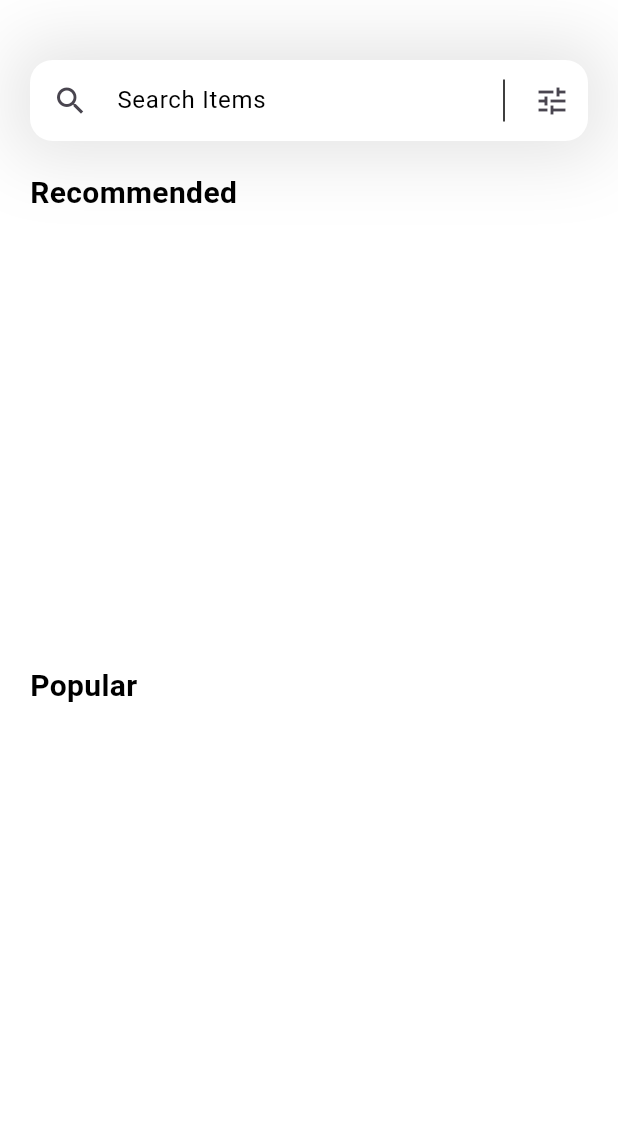
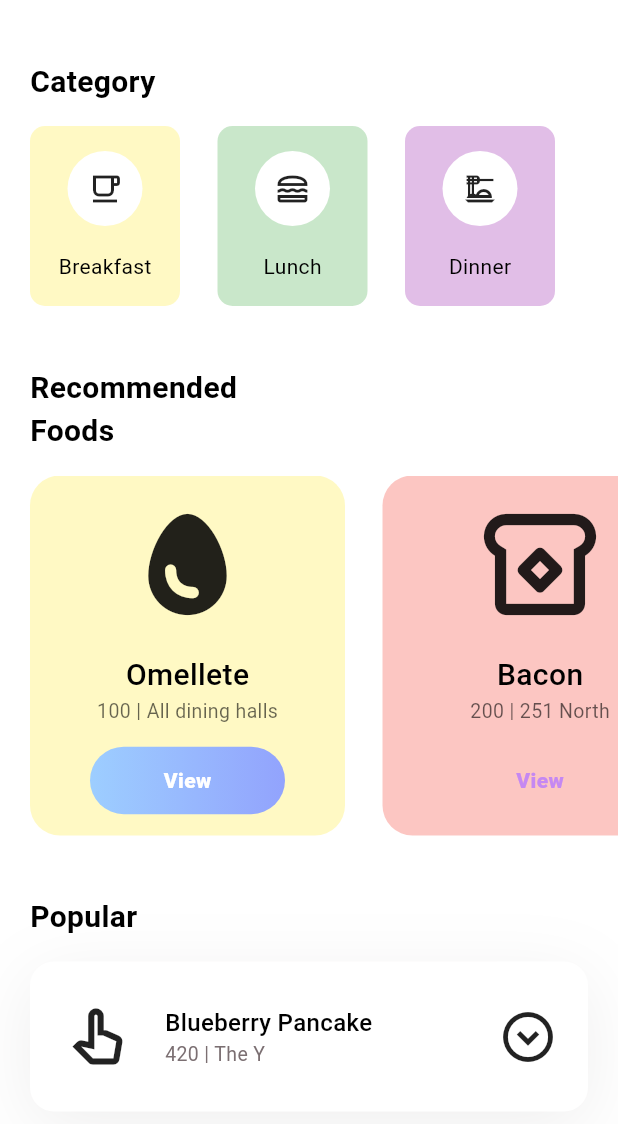
Before and after one commit to ChrisC920/umd_dining, a Flutter app: the HomePage screen opened directly, on a phone screen of 412 x 824 dp, the part 84-1208 px from its top. Run offline on Flutter 3.47's test engine with Material 3 defaults, Android fonts, the phone set to English and light mode, and no system bars; our stand-ins replace supabase_flutter; missing offline and left inert: dining; accounts and stored records are empty.

```diff
--- a/lib/pages/home.dart
+++ b/lib/pages/home.dart
@@ -1,21 +1,27 @@
-// ignore_for_file: sort_child_properties_last, prefer_const_constructors, camel_case_types
-
+// ignore_for_file: sort_child_properties_last, prefer_const_constructors
+import 'dart:async';
+import 'package:dining/utils/constants.dart';
 import 'package:flutter/material.dart';
-import 'package:UMD_Dining/main.dart';
-import 'package:UMD_Dining/models/category_model.dart';
-import 'package:UMD_Dining/models/recommendation_model.dart';
-import 'package:UMD_Dining/models/popular_model.dart';
+import '../models/category_model.dart';
+import '../models/popular_model.dart';
+import '../models/recommendation_model.dart';
 import 'package:supabase_flutter/supabase_flutter.dart';
 
 class HomePage extends StatefulWidget {
-  const HomePage({super.key});
+  HomePage({super.key});
+
+  static Route<void> route() {
+    return MaterialPageRoute(
+      builder: (context) => HomePage(),
+    );
+  }
 
   @override
   State<HomePage> createState() => _HomePageState();
 }
 
 class _HomePageState extends State<HomePage> {
-  final _data = Supabase.instance.client.from('food').select();
+  final _data = supabase.from('food').select();
 
   List<CategoryModel> categories = [];
 
@@ -35,70 +41,344 @@ class _HomePageState extends State<HomePage> {
     return Scaffold(
       appBar: appBar(),
       backgroundColor: Colors.white,
+      // body: FutureBuilder<List<Map<String, dynamic>>>(
+      //   future: _data,
+      //   builder: (context, snapshot) {
+      //     if (!snapshot.hasData) {
+      //       return const Center(child: CircularProgressIndicator());
+      //     }
+      //     final foods = snapshot.data!;
+      //     return ListView.builder(
+      //       itemCount: foods.length,
+      //       itemBuilder: ((context, index) {
+      //         final food = foods[index];
+      //         return ListTile(
+      //           title: Text(food['name']),
+      //         );
+      //       }),
+      //     );
       body: ListView(
         children: [
           _searchField(),
-          const SizedBox(height: 20),
-          _recommendedFoodWidget(data: _data),
           const SizedBox(height: 40),
-          _popularFoodsWidget(data: _data),
+          _categoriesSection(),
+          const SizedBox(height: 40),
+          _recommendedFoods(),
+          const SizedBox(height: 40),
+          _popularItems(),
           const SizedBox(height: 40),
         ],
       ),
+      //   },
+      // ),
+    );
+
+  }
+
+  Column _popularItems() {
+    return Column(
+      crossAxisAlignment: CrossAxisAlignment.start,
+      children: [
+        const Padding(
+          padding: EdgeInsets.only(left: 20),
+          child: Text(
+            'Popular',
+            style: TextStyle(
+              color: Colors.black,
+              fontSize: 20,
+              fontWeight: FontWeight.w600,
+            ),
+          ),
+        ),
+        const SizedBox(height: 15),
+        ListView.separated(
+          padding: const EdgeInsets.only(left: 20, right: 20),
+          itemCount: popular.length,
+          shrinkWrap: true,
+          separatorBuilder: (context, index) => const SizedBox(height: 25),
+          itemBuilder: (context, index) {
+            return Container(
+              height: 100,
+              decoration: BoxDecoration(
+                color: popular[index].boxIsSelected
+                    ? Colors.white
+                    : Colors.transparent,
+                borderRadius: BorderRadius.circular(16),
+                boxShadow: popular[index].boxIsSelected
+                    ? [
+                        BoxShadow(
+                          color: const Color(0xff1D1617).withOpacity(0.07),
+                          offset: const Offset(0, 10),
+                          blurRadius: 40,
+                          spreadRadius: 0,
+                        ),
+                      ]
+                    : [],
+              ),
+              child: Row(
+                mainAxisAlignment: MainAxisAlignment.spaceBetween,
+                children: [
+                  Row(
+                    mainAxisAlignment: MainAxisAlignment.start,
+                    children: [
+                      Padding(
+                        padding: const EdgeInsets.only(left: 20, right: 20),
+                        child: Icon(
+                          popular[index].icon,
+                          size: 50,
+                        ),
+                      ),
+                      Column(
+                        mainAxisAlignment: MainAxisAlignment.center,
+                        crossAxisAlignment: CrossAxisAlignment.start,
+                        children: [
+                          Text(
+                            popular[index].name,
+                            style: const TextStyle(
+                              fontWeight: FontWeight.w500,
+                              color: Colors.black,
+                              fontSize: 16,
+                            ),
+                          ),
+                          Text(
+                            "${popular[index].calories} | ${popular[index].location}",
+                            style: const TextStyle(
+                              color: Color(0xff7B6F72),
+                              fontSize: 13,
+                              fontWeight: FontWeight.w400,
+                            ),
+                          ),
+                        ],
+                      ),
+                    ],
+                  ),
+                  GestureDetector(
+                    child: const Padding(
+                      padding: EdgeInsets.only(right: 20),
+                      child: Icon(Icons.expand_circle_down_outlined, size: 40),
+                    ),
+                    onTap: () {},
+                  ),
+                ],
+              ),
+            );
+          },
+        ),
+      ],
+    );
+  }
+
+  Column _recommendedFoods() {
+    return Column(
+      crossAxisAlignment: CrossAxisAlignment.start,
+      children: [
+        const Padding(
+          padding: EdgeInsets.only(left: 20),
+          child: Text(
+            'Recommended\nFoods',
+            style: TextStyle(
+              color: Colors.black,
+              fontSize: 20,
+              fontWeight: FontWeight.w600,
+            ),
+          ),
+        ),
+        const SizedBox(height: 15),
+        SizedBox(
+          height: 240,
+          child: ListView.separated(
+            itemBuilder: (context, index) {
+              return Container(
+                width: 210,
+                decoration: BoxDecoration(
+                  color: recommendations[index].boxColor.withOpacity(0.3),
+                  borderRadius: BorderRadius.circular(20),
+                ),
+                child: Column(
+                  mainAxisAlignment: MainAxisAlignment.spaceEvenly,
+                  children: [
+                    Icon(
+                      recommendations[index].icon,
+                      size: 90,
+                    ),
+                    Column(
+                      children: [
+                        Text(
+                          recommendations[index].name,
+                          style: const TextStyle(
+                            fontWeight: FontWeight.w500,
+                            color: Colors.black,
+                            fontSize: 20,
+                          ),
+                        ),
+                        Text(
+                          '${recommendations[index].calories} | ${recommendations[index].location}',
+                          style: TextStyle(
+                            color: Colors.black.withOpacity(0.6),
+                            fontSize: 13,
+                            fontWeight: FontWeight.w400,
+                          ),
+                        ),
+                      ],
+                    ),
+                    Container(
+                      height: 45,
+                      width: 130,
+                      child: Center(
+                        child: Text(
+                          'View',
+                          style: TextStyle(
+                            color: recommendations[index].viewIsSelected
+                                ? Colors.white
+                                : const Color(0xffC588F2),
+                            fontWeight: FontWeight.w800,
+                            fontSize: 14,
+                          ),
+                        ),
+                      ),
+                      decoration: BoxDecoration(
+                        gradient: LinearGradient(
+                          colors: [
+                            recommendations[index].viewIsSelected
+                                ? const Color(0xff9DCEFF)
+                                : Colors.transparent,
+                            recommendations[index].viewIsSelected
+                                ? const Color(0xff92A3FD)
+                                : Colors.transparent,
+                          ],
+                        ),
+                        borderRadius: BorderRadius.circular(50),
+                      ),
+                    ),
+                  ],
+                ),
+              );
+            },
+            separatorBuilder: (context, index) => const SizedBox(width: 25),
+            itemCount: recommendations.length,
+            scrollDirection: Axis.horizontal,
+            padding: const EdgeInsets.only(left: 20, right: 20),
+          ),
+        ),
+      ],
+    );
+  }
+
+  Column _categoriesSection() {
+    return Column(
+      crossAxisAlignment: CrossAxisAlignment.start,
+      children: [
+        const Padding(
+          padding: EdgeInsets.only(left: 20),
+          child: Text(
+            'Category',
+            style: TextStyle(
+              color: Colors.black,
+              fontSize: 20,
+              fontWeight: FontWeight.w600,
+            ),
+          ),
+        ),
+        const SizedBox(
+          height: 15,
+        ),
+        Container(
+          height: 120,
+          padding: const EdgeInsets.only(
+            left: 20,
+            right: 20,
+          ),
+          child: ListView.separated(
+            separatorBuilder: (context, index) => const SizedBox(
+              width: 25,
+            ),
+            scrollDirection: Axis.horizontal,
+            itemCount: categories.length,
+            itemBuilder: (context, index) {
+              return Container(
+                width: 100,
+                decoration: BoxDecoration(
+                  color: categories[index].boxColor.withOpacity(0.3),
+                  borderRadius: BorderRadius.circular(10),
+                ),
+                child: Column(
+                  mainAxisAlignment: MainAxisAlignment.spaceEvenly,
+                  children: [
+                    Container(
+                      width: 50,
+                      height: 50,
+                      decoration: const BoxDecoration(
+                        color: Colors.white,
+                        shape: BoxShape.circle,
+                      ),
+                      child: Icon(categories[index].icon),
+                    ),
+                    Text(
+                      categories[index].name,
+                      style: const TextStyle(
+                        fontWeight: FontWeight.w400,
+                        color: Colors.black,
+                        fontSize: 14,
+                      ),
+                    ),
+                  ],
+                ),
+              );
+            },
+          ),
+        ),
+      ],
     );
   }
 
   Container _searchField() {
     return Container(
-      margin: const EdgeInsets.only(top: 40, left: 20, right: 20),
-      decoration: BoxDecoration(
-        boxShadow: [
-          BoxShadow(
-            color: Colors.black.withOpacity(0.11),
-            blurRadius: 40,
-            spreadRadius: 10,
-          ),
-        ],
-      ),
-      child: TextField(
-        decoration: InputDecoration(
-          filled: true,
-          fillColor: Colors.white,
-          contentPadding: const EdgeInsets.all(12),
-          prefixIcon: const Padding(
-            padding: EdgeInsets.all(15),
-            child: Icon(Icons.search),
-          ),
-          hintText: 'Search Items',
-          hintStyle: const TextStyle(
-            color: Colors.black,
-          ),
-          suffixIcon: SizedBox(
-            width: 100,
-            child: const IntrinsicHeight(
-              child: Row(
-                mainAxisAlignment: MainAxisAlignment.end,
-                children: [
-                  VerticalDivider(
-                    color: Colors.black,
-                    thickness: 1,
-                    indent: 10,
-                    endIndent: 10,
-                  ),
-                  Padding(
-                    padding: EdgeInsets.all(12),
-                    child: Icon(Icons.tune),
-                  ),
-                ],
-              ),
-            ),
-          ),
-          border: OutlineInputBorder(
-            borderRadius: BorderRadius.circular(15),
-            borderSide: BorderSide.none,
-          ),
-        ),
-      ),
+      // child: Padding(
+      //   padding: const EdgeInsets.all(8.0),
+      //   child: SearchAnchor(
+      //     builder: (BuildContext context, SearchController controller) {
+      //       return SearchBar(
+      //         controller: controller,
+      //         padding: const MaterialStatePropertyAll<EdgeInsets>(
+      //             EdgeInsets.symmetric(horizontal: 16.0)),
+      //         onTap: () {
+      //           controller.openView();
+      //         },
+      //         onChanged: (_) {
+      //           controller.openView();
+      //         },
+      //         leading: const Icon(Icons.search),
+      //         trailing: <Widget>[
+      //           Tooltip(
+      //               message: 'Filter',
+      //               child: IconButton(
+      //                 onPressed: () {
+      //                   setState(() {});
+      //                 },
+      //                 icon: Icon(Icons.menu),
+      //               ))
+      //         ],
+      //       );
+      //     },
+      //     suggestionsBuilder:
+      //         (BuildContext context, SearchController controller) {
+      //       final keyword = controller.value.text;
+      //       final data =
+      //       return List.generate(5, (index) => 'Item $index')
+      //           .where((element) =>
+      //               element.toLowerCase().startsWith(keyword.toLowerCase()))
+      //           .map((item) => ListTile(
+      //                 title: Text(item),
+      //                 onTap: () {
+      //                   setState(() {
+      //                     controller.closeView(item);
+      //                     FocusScope.of(context).unfocus();
+      //                   });
+      //                 },
+      //               ));
+      //     },
+      //   ),
+      // ),
     );
   }
 
@@ -153,225 +433,3 @@ class _HomePageState extends State<HomePage> {
     );
   }
 }
-
-class _popularFoodsWidget extends StatelessWidget {
-  const _popularFoodsWidget({
-    super.key,
-    required PostgrestFilterBuilder<PostgrestList> data,
-  }) : _data = data;
-
-  final PostgrestFilterBuilder<PostgrestList> _data;
-
-  @override
-  Widget build(BuildContext context) {
-    return FutureBuilder(
-      future: _data,
-      builder: (context, snapshot) {
-        if (!snapshot.hasData) {
-          return const Center(child: CircularProgressIndicator.adaptive());
-        }
-        final foods = snapshot.data!;
-        return Column(
-          crossAxisAlignment: CrossAxisAlignment.start,
-          children: [
-            const Padding(
-              padding: EdgeInsets.only(left: 20),
-              child: Text(
-                'Popular',
-                style: TextStyle(
-                  color: Colors.black,
-                  fontSize: 20,
-                  fontWeight: FontWeight.w600,
-                ),
-              ),
-            ),
-            const SizedBox(height: 15),
-            ListView.separated(
-              padding: const EdgeInsets.only(left: 20, right: 20),
-              itemCount: foods.length,
-              shrinkWrap: true,
-              separatorBuilder: (context, index) => const SizedBox(height: 25),
-              itemBuilder: (context, index) {
-                final food = foods[index];
-                return Container(
-                  height: 100,
-                  decoration: BoxDecoration(
-                      color: Colors.white,
-                      borderRadius: BorderRadius.circular(16),
-                      boxShadow: [
-                        BoxShadow(
-                          color: const Color(0xff1D1617).withOpacity(0.07),
-                          offset: const Offset(0, 10),
-                          blurRadius: 40,
-                          spreadRadius: 0,
-                        ),
-                      ]),
-                  child: Row(
-                    mainAxisAlignment: MainAxisAlignment.spaceBetween,
-                    children: [
-                      Row(
-                        mainAxisAlignment: MainAxisAlignment.start,
-                        children: [
-                          Padding(
-                            padding: const EdgeInsets.only(left: 20, right: 20),
-                            child: Icon(
-                              Icons.egg,
-                              size: 50,
-                            ),
-                          ),
-                          Column(
-                            mainAxisAlignment: MainAxisAlignment.center,
-                            crossAxisAlignment: CrossAxisAlignment.start,
-                            children: [
-                              Text(
-                                food['name'],
-                                style: const TextStyle(
-                                  fontWeight: FontWeight.w500,
-                                  color: Colors.black,
-                                  fontSize: 16,
-                                ),
-                              ),
-                              Text(
-                                "${food['name']} | ${food['calories_per_serving']} calories",
-                                style: const TextStyle(
-                                  color: Color(0xff7B6F72),
-                                  fontSize: 13,
-                                  fontWeight: FontWeight.w400,
-                                ),
-                              ),
-                            ],
-                          ),
-                        ],
-                      ),
-                      GestureDetector(
-                        child: const Padding(
-                          padding: EdgeInsets.only(right: 20),
-                          child:
-                              Icon(Icons.expand_circle_down_outlined, size: 40),
-                        ),
-                        onTap: () {},
-                      ),
-                    ],
-                  ),
-                );
-              },
-            ),
-          ],
-        );
-      },
-    );
-  }
-}
-
-class _recommendedFoodWidget extends StatelessWidget {
-  const _recommendedFoodWidget({
-    super.key,
-    required PostgrestFilterBuilder<PostgrestList> data,
-  }) : _data = data;
-
-  final PostgrestFilterBuilder<PostgrestList> _data;
-
-  @override
-  Widget build(BuildContext context) {
-    return FutureBuilder<List<Map<String, dynamic>>>(
-      future: _data,
-      builder: (context, snapshot) {
-        if (!snapshot.hasData) {
-          return const Center(child: CircularProgressIndicator.adaptive());
-        }
-        final foods = snapshot.data!;
-
-        return Column(
-          crossAxisAlignment: CrossAxisAlignment.start,
-          children: [
-            Padding(
-              padding: const EdgeInsets.only(bottom: 10, left: 20),
-              child: Text(
-                'Recommended',
-                textAlign: TextAlign.start,
-                style: TextStyle(
-                  color: Colors.black,
-                  fontSize: 20,
-                  fontWeight: FontWeight.w600,
-                ),
-              ),
-            ),
-            SizedBox(
-              height: 250,
-              child: ListView.separated(
-                separatorBuilder: (context, index) => const SizedBox(width: 25),
-                scrollDirection: Axis.horizontal,
-                padding: const EdgeInsets.only(left: 20, right: 20),
-                itemCount: foods.length,
-                itemBuilder: ((context, index) {
-                  final food = foods[index];
-                  return Container(
-                    width: 210,
-                    decoration: BoxDecoration(
-                      color: Colors.green[300],
-                      borderRadius: BorderRadius.circular(20),
-                    ),
-                    child: Column(
-                      mainAxisAlignment: MainAxisAlignment.spaceEvenly,
-                      children: [
-                        Icon(
-                          Icons.apple,
-                          size: 90,
-                        ),
-                        Column(
-                          children: [
-                            FittedBox(
-                              child: Text(
-                                food['name'],
-                                textAlign: TextAlign.center,
-                                style: const TextStyle(
-                                  fontWeight: FontWeight.w500,
-                                  color: Colors.black,
-                                  fontSize: 20,
-                                ),
-                              ),
-                            ),
-                            FittedBox(
-                              child: Text(
-                                '${food['dining_hall']} | ${food['calories_per_serving']} calories',
-                                style: TextStyle(
-                                  color: Colors.black.withOpacity(0.6),
-                                  fontSize: 13,
-                                  fontWeight: FontWeight.w400,
-                                ),
-                              ),
-                            ),
-                          ],
-                        ),
-                        Container(
-                          height: 45,
-                          width: 130,
-                          child: Center(
-                            child: Text(
-                              'View',
-                              style: TextStyle(
-                                color: Colors.white,
-                                fontWeight: FontWeight.w800,
-                                fontSize: 14,
-                              ),
-                            ),
-                          ),
-                          decoration: BoxDecoration(
-                            gradient: LinearGradient(
-                              colors: const [Color(0xff9DCEFF)],
-                            ),
-                            borderRadius: BorderRadius.circular(50),
-                          ),
-                        ),
-                      ],
-                    ),
-                  );
-                }),
-              ),
-            ),
-          ],
-        );
-      },
-    );
-  }
-}
--- /dev/null
+++ b/lib/utils/constants.dart
@@ -0,0 +1,5 @@
+import 'package:flutter/material.dart';
+import 'package:supabase_flutter/supabase_flutter.dart';
+
+//Supabase client
+final supabase = Supabase.instance.client;
```
Also changed, not shown: lib/models/category_model.dart (line endings or trailing spaces).
